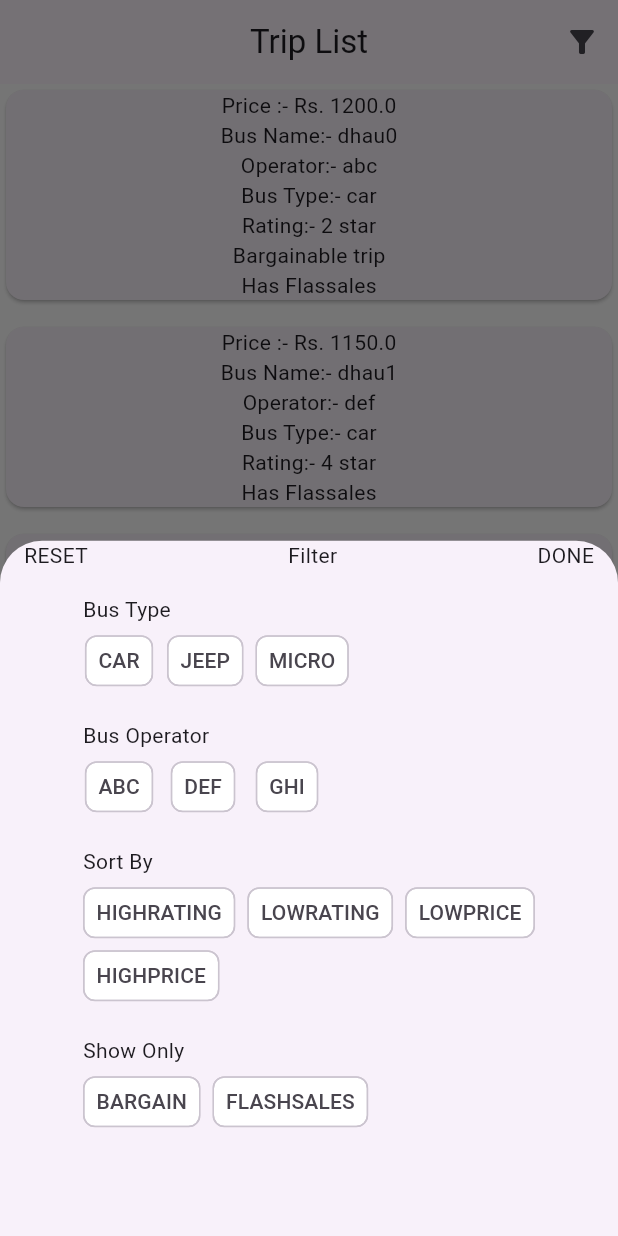
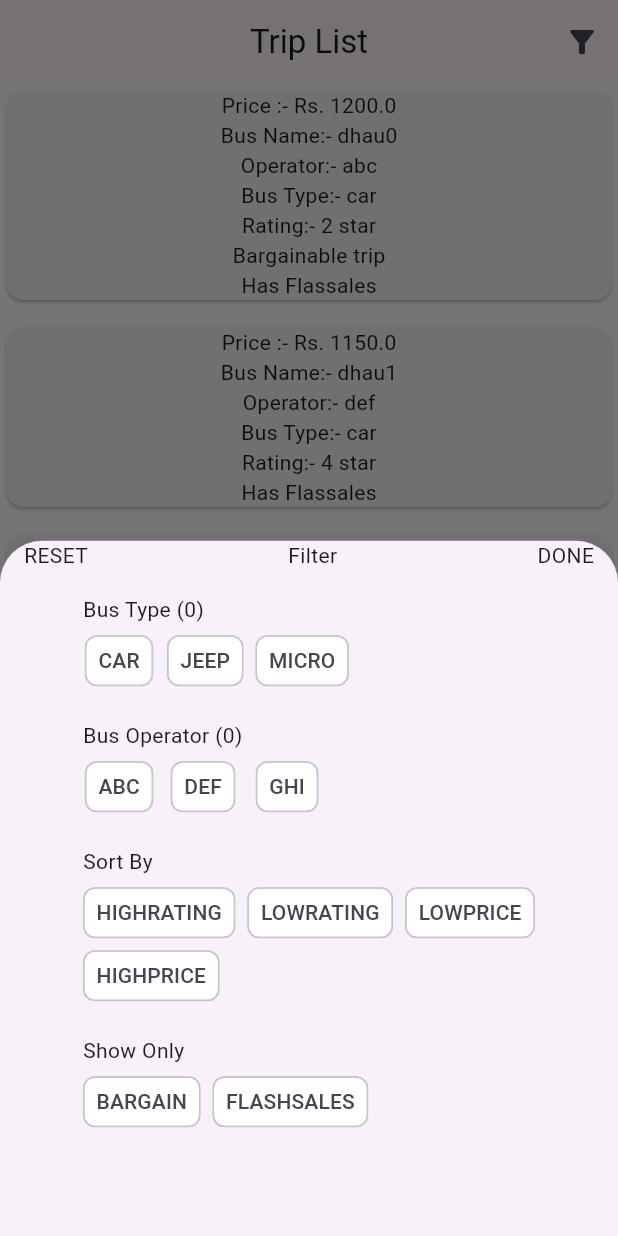
Before and after one commit to shuvam-koirala/TRIP_LIST_FILTER_EXAMPLE, a Flutter app: the screen it shows after launch, after a tap on the "filter alt" icon, on a phone screen of 412 x 824 dp. Run offline on Flutter 3.47's test engine with Material 3 defaults, Android fonts, the phone set to English and light mode, and no system bars; our stand-ins replace bloc, flutter_bloc.

Commit message:
applied filter count added

```diff
--- a/lib/trip_filters_view.dart
+++ b/lib/trip_filters_view.dart
@@ -14,8 +14,8 @@ class BusTypeWiseFilterView extends StatelessWidget {
       child: Column(
         crossAxisAlignment: CrossAxisAlignment.start,
         children: [
-          const Text(
-            "Bus Type",
+          Text(
+            "Bus Type (${context.watch<TripFilterCubit>().state.selectedBusTypes.length})",
           ),
           Wrap(
             crossAxisAlignment: WrapCrossAlignment.start,
@@ -63,8 +63,8 @@ class BusOperatorWiseFilterView extends StatelessWidget {
       child: Column(
         crossAxisAlignment: CrossAxisAlignment.start,
         children: [
-          const Text(
-            "Bus Operator",
+          Text(
+            "Bus Operator (${context.watch<TripFilterCubit>().state.selectedBusOperators.length})",
           ),
           Wrap(
             crossAxisAlignment: WrapCrossAlignment.start,
```
Also changed, not shown: lib/trip_filter_cubit/trip_filter_cubit.dart (+12 -2 lines).
